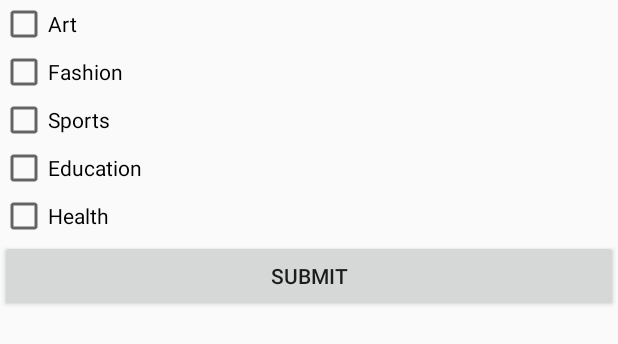
After one commit to susingha/NYTSearch, an Android app: the layout fragment_settings.xml on its own in the app's theme, with its tools: preview values and no code run, on a phone screen of 412 x 824 dp. The commit adds this screen. Shown: the top 344 px of the screen. Run offline under Robolectric (Android 15) with nearby library versions, the phone set to English and light mode, and no system bars.

Commit message:
Adding Advanced Filters from Settings Menu

```diff
--- a/app/build.gradle
+++ b/app/build.gradle
@@ -24,6 +24,7 @@ dependencies {
     androidTestCompile('com.android.support.test.espresso:espresso-core:2.2.2', {
         exclude group: 'com.android.support', module: 'support-annotations'
     })
+
     compile 'com.android.support:appcompat-v7:24.2.1'
     compile 'com.android.support:design:24.2.1'
     compile 'com.loopj.android:android-async-http:1.4.9'
@@ -31,6 +32,5 @@ dependencies {
     compile 'jp.wasabeef:picasso-transformations:2.1.0'
     compile 'com.android.support:support-v4:24.2.1'
     compile 'com.android.support:recyclerview-v7:24.2.1'
-
     testCompile 'junit:junit:4.12'
 }
--- a/app/src/main/res/layout/content_search.xml
+++ b/app/src/main/res/layout/content_search.xml
@@ -75,5 +75,4 @@
 
     </android.support.v4.widget.SwipeRefreshLayout>
 
-
 </RelativeLayout>
--- /dev/null
+++ b/app/src/main/res/layout/fragment_settings.xml
@@ -0,0 +1,62 @@
+<?xml version="1.0" encoding="utf-8"?>
+<RelativeLayout
+    xmlns:android="http://schemas.android.com/apk/res/android"
+
+    android:layout_width="match_parent"
+    android:layout_height="match_parent">
+
+    <CheckBox
+        android:id="@+id/cbArt"
+        android:layout_width="wrap_content"
+        android:layout_height="wrap_content"
+        android:text="@string/art"
+        android:layout_alignParentLeft="true"
+        android:layout_alignParentTop="true" />
+
+    <CheckBox
+        android:id="@+id/cbFashion"
+        android:layout_width="wrap_content"
+        android:layout_height="wrap_content"
+        android:text="@string/fashion"
+        android:layout_below="@+id/cbArt"
+        android:layout_alignParentLeft="true"
+        android:layout_alignParentStart="true" />
+
+    <CheckBox
+        android:id="@+id/cbSports"
+        android:layout_width="wrap_content"
+        android:layout_height="wrap_content"
+        android:text="@string/sports"
+        android:layout_below="@+id/cbFashion"
+        android:layout_alignParentLeft="true"
+        android:layout_alignParentStart="true" />
+
+    <CheckBox
+        android:id="@+id/cbEducation"
+        android:layout_width="wrap_content"
+        android:layout_height="wrap_content"
+        android:text="@string/education"
+        android:layout_below="@+id/cbSports"
+        android:layout_alignParentLeft="true"
+        android:layout_alignParentStart="true" />
+
+    <CheckBox
+        android:id="@+id/cbHealth"
+        android:layout_width="wrap_content"
+        android:layout_height="wrap_content"
+        android:text="@string/health"
+        android:layout_below="@+id/cbEducation"
+        android:layout_alignParentLeft="true"
+        android:layout_alignParentStart="true" />
+
+    <Button
+        android:id="@+id/btnSubmit"
+        android:text="@string/submit"
+        android:layout_width="match_parent"
+        android:layout_height="wrap_content"
+        android:onClick="onSubmitDialog"
+        android:layout_below="@+id/cbHealth"
+        android:layout_alignParentLeft="true"
+        android:layout_alignParentStart="true" />
+
+</RelativeLayout>
--- a/app/src/main/res/values/strings.xml
+++ b/app/src/main/res/values/strings.xml
@@ -1,17 +1,22 @@
 <resources>
     <string name="app_name">NYT Search</string>
-    <string name="action_settings">Settings</string>
+    <string name="title_activity_article">ArticleActivity</string>
+    <string name="action_settings">Advanced Filters</string>
     <string name="hints">Enter search query</string>
     <string name="search">Search</string>
+    <string name="submit">Submit</string>
     <string name="refreshing">Refreshing</string>
     <string name="select_date">Select Date</string>
-    <string name="title_activity_article">ArticleActivity</string>
+    <string name="art">Art</string>
+    <string name="fashion">Fashion</string>
+    <string name="sports">Sports</string>
+    <string name="education">Education</string>
+    <string name="health">Health</string>
+
 
     <string-array name="sort_entries">
         <item>Newest First</item>
         <item>Oldest First</item>
     </string-array>
 
-
-
 </resources>
```
Also changed, not shown: app/src/main/java/com/nytimes/nytsearch/Article.java (+9 -0 lines), app/src/main/java/com/nytimes/nytsearch/SearchActivity.java (+58 -1 lines).
